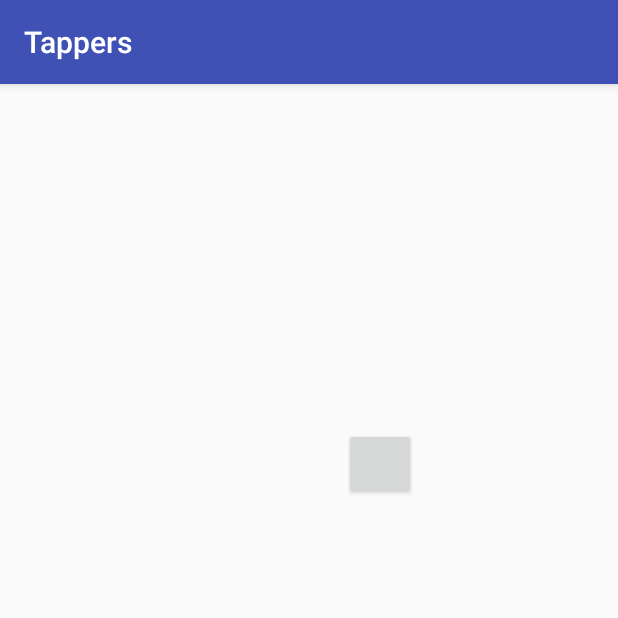
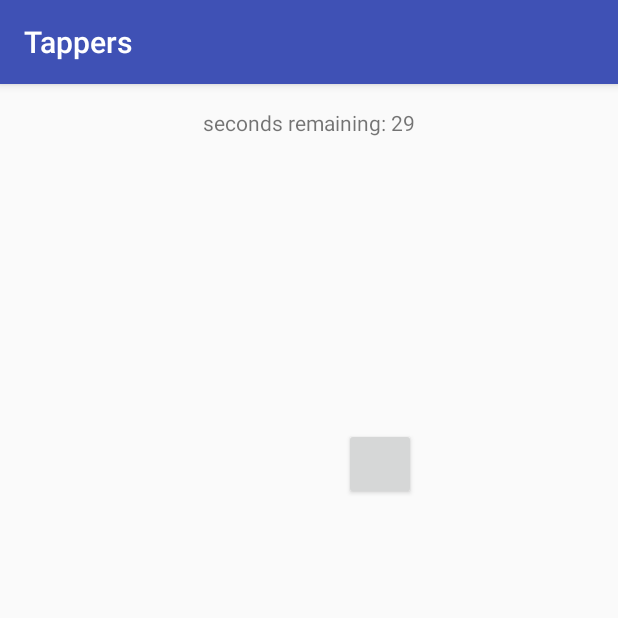
Before and after one commit to somethingscripted/Tappers, an Android app: the PlayActivity screen opened directly, with no data from a screen before it, on a phone screen of 412 x 824 dp, the top half of it. Run offline under Robolectric (Android 15) with nearby library versions, the phone set to English and light mode, and no system bars.

Commit message:
Add 30 second timer

```diff
--- a/app/src/main/java/com/example/benjamin/tappers/PlayActivity.java
+++ b/app/src/main/java/com/example/benjamin/tappers/PlayActivity.java
@@ -1,5 +1,6 @@
 package com.example.benjamin.tappers;
 
+import android.os.CountDownTimer;
 import android.support.v7.app.AppCompatActivity;
 import android.os.Bundle;
 import android.util.DisplayMetrics;
@@ -10,6 +11,7 @@ import android.view.View;
 import java.util.Random;
 import android.content.res.Resources;
 import android.util.TypedValue;
+import android.widget.TextView;
 
 
 public class PlayActivity extends AppCompatActivity {
@@ -32,6 +34,18 @@ public class PlayActivity extends AppCompatActivity {
         int px = (int) TypedValue.applyDimension(TypedValue.COMPLEX_UNIT_DIP, 200,
                 r.getDisplayMetrics()
                 );
+
+        final TextView timer = (TextView) findViewById(R.id.timer);
+        new CountDownTimer(30000, 1000) {
+
+            public void onTick(long millisUntilFinished) {
+                timer.setText("seconds remaining: " + millisUntilFinished / 1000);
+            }
+
+            public void onFinish() {
+                timer.setText("done!");
+            }
+        }.start();
 
 
 
--- a/app/src/main/res/layout/activity_play.xml
+++ b/app/src/main/res/layout/activity_play.xml
@@ -22,4 +22,12 @@
         android:layout_marginRight="53dp"
         android:layout_marginEnd="53dp"
         android:layout_marginBottom="39dp" />
+
+    <TextView
+        android:layout_width="wrap_content"
+        android:layout_height="wrap_content"
+        android:text="New Text"
+        android:id="@+id/timer"
+        android:layout_alignParentTop="true"
+        android:layout_centerHorizontal="true" />
 </RelativeLayout>
```
